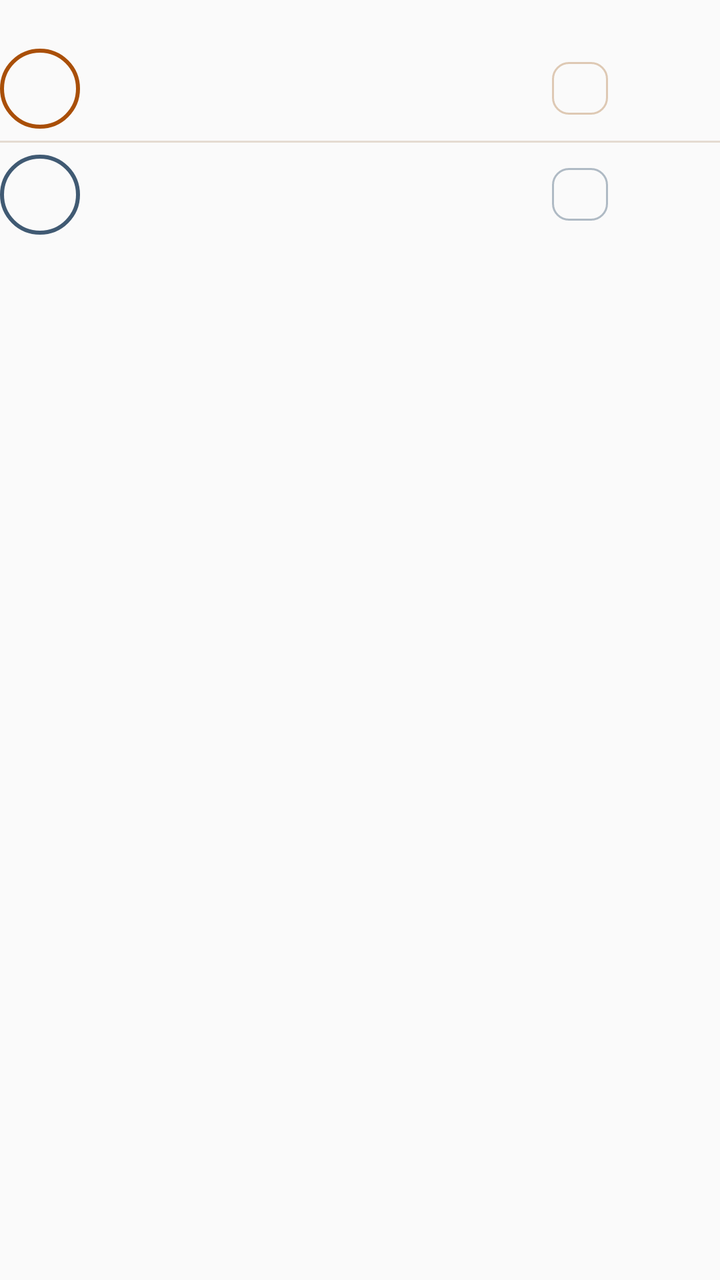
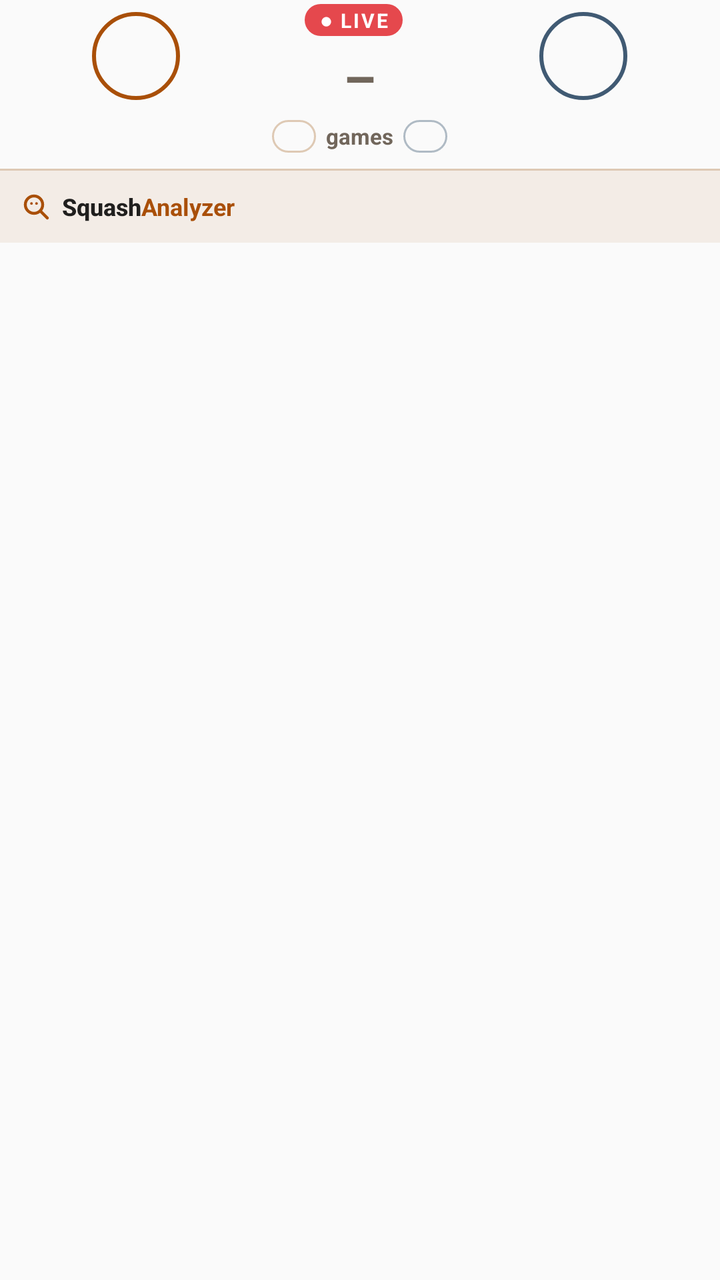

The first picture is an Android layout as it rendered before a commit; the second is the same layout after the commit. The layout source and the unified diff follow.
<!-- AndroidManifest.xml: application theme Theme.SquashAnalyzer -->
<!-- res/layout/notification_live_score.xml -->
<?xml version="1.0" encoding="utf-8"?>
<LinearLayout xmlns:android="http://schemas.android.com/apk/res/android"
    android:layout_width="match_parent"
    android:layout_height="wrap_content"
    android:orientation="vertical"
    android:paddingTop="2dp"
    android:paddingBottom="6dp">

    <TextView
        android:id="@+id/live_status"
        android:layout_width="match_parent"
        android:layout_height="wrap_content"
        android:ellipsize="end"
        android:gravity="center"
        android:letterSpacing="0.08"
        android:maxLines="1"
        android:textAllCaps="true"
        android:textColor="@color/live_p1"
        android:textSize="12sp"
        android:textStyle="bold" />

    
    <LinearLayout
        android:layout_width="match_parent"
        android:layout_height="wrap_content"
        android:gravity="center_vertical"
        android:orientation="horizontal"
        android:paddingTop="6dp"
        android:paddingBottom="6dp">

        <FrameLayout
            android:layout_width="40dp"
            android:layout_height="40dp"
            android:background="@drawable/live_avatar_ring1"
            android:padding="2dp">

            <ImageView
                android:id="@+id/live_photo1"
                android:layout_width="match_parent"
                android:layout_height="match_parent"
                android:importantForAccessibility="no"
                android:scaleType="centerCrop"
                android:visibility="gone" />

            <TextView
                android:id="@+id/live_initial1"
                android:layout_width="match_parent"
                android:layout_height="match_parent"
                android:gravity="center"
                android:importantForAccessibility="no"
                android:textColor="@color/live_p1"
                android:textSize="18sp"
                android:textStyle="bold" />
        </FrameLayout>

        <LinearLayout
            android:layout_width="0dp"
            android:layout_height="wrap_content"
            android:layout_marginStart="10dp"
            android:layout_marginEnd="8dp"
            android:layout_weight="1"
            android:orientation="vertical">

            <TextView
                android:id="@+id/live_name1"
                android:layout_width="match_parent"
                android:layout_height="wrap_content"
                android:ellipsize="end"
                android:maxLines="1"
                android:textColor="@color/live_p1"
                android:textSize="17sp"
                android:textStyle="bold" />

            <TextView
                android:id="@+id/live_serve1"
                android:layout_width="wrap_content"
                android:layout_height="wrap_content"
                android:layout_marginTop="1dp"
                android:drawableStart="@drawable/live_serve_dot1"
                android:drawablePadding="6dp"
                android:gravity="center_vertical"
                android:maxLines="1"
                android:textColor="@color/live_text2"
                android:textSize="12sp"
                android:visibility="gone" />
        </LinearLayout>

        <TextView
            android:id="@+id/live_games1"
            android:layout_width="wrap_content"
            android:layout_height="wrap_content"
            android:background="@drawable/live_games_box1"
            android:gravity="center"
            android:minWidth="28dp"
            android:paddingLeft="6dp"
            android:paddingTop="3dp"
            android:paddingRight="6dp"
            android:paddingBottom="3dp"
            android:textColor="@color/live_text2"
            android:textSize="15sp"
            android:textStyle="bold" />

        <TextView
            android:id="@+id/live_points1"
            style="@style/TextAppearance.Compat.Notification.Title"
            android:layout_width="56dp"
            android:layout_height="wrap_content"
            android:fontFeatureSettings="tnum"
            android:gravity="end"
            android:includeFontPadding="false"
            android:maxLines="1"
            android:textSize="34sp"
            android:textStyle="bold" />
    </LinearLayout>

    <ImageView
        android:layout_width="match_parent"
        android:layout_height="1dp"
        android:background="@color/live_border"
        android:importantForAccessibility="no" />

    
    <LinearLayout
        android:layout_width="match_parent"
        android:layout_height="wrap_content"
        android:gravity="center_vertical"
        android:orientation="horizontal"
        android:paddingTop="6dp"
        android:paddingBottom="6dp">

        <FrameLayout
            android:layout_width="40dp"
            android:layout_height="40dp"
            android:background="@drawable/live_avatar_ring2"
            android:padding="2dp">

            <ImageView
                android:id="@+id/live_photo2"
                android:layout_width="match_parent"
                android:layout_height="match_parent"
                android:importantForAccessibility="no"
                android:scaleType="centerCrop"
                android:visibility="gone" />

            <TextView
                android:id="@+id/live_initial2"
                android:layout_width="match_parent"
                android:layout_height="match_parent"
                android:gravity="center"
                android:importantForAccessibility="no"
                android:textColor="@color/live_p2"
                android:textSize="18sp"
                android:textStyle="bold" />
        </FrameLayout>

        <LinearLayout
            android:layout_width="0dp"
            android:layout_height="wrap_content"
            android:layout_marginStart="10dp"
            android:layout_marginEnd="8dp"
            android:layout_weight="1"
            android:orientation="vertical">

            <TextView
                android:id="@+id/live_name2"
                android:layout_width="match_parent"
                android:layout_height="wrap_content"
                android:ellipsize="end"
                android:maxLines="1"
                android:textColor="@color/live_p2"
                android:textSize="17sp"
                android:textStyle="bold" />

            <TextView
                android:id="@+id/live_serve2"
                android:layout_width="wrap_content"
                android:layout_height="wrap_content"
                android:layout_marginTop="1dp"
                android:drawableStart="@drawable/live_serve_dot2"
                android:drawablePadding="6dp"
                android:gravity="center_vertical"
                android:maxLines="1"
                android:textColor="@color/live_text2"
                android:textSize="12sp"
                android:visibility="gone" />
        </LinearLayout>

        <TextView
            android:id="@+id/live_games2"
            android:layout_width="wrap_content"
            android:layout_height="wrap_content"
            android:background="@drawable/live_games_box2"
            android:gravity="center"
            android:minWidth="28dp"
            android:paddingLeft="6dp"
            android:paddingTop="3dp"
            android:paddingRight="6dp"
            android:paddingBottom="3dp"
            android:textColor="@color/live_text2"
            android:textSize="15sp"
            android:textStyle="bold" />

        <TextView
            android:id="@+id/live_points2"
            style="@style/TextAppearance.Compat.Notification.Title"
            android:layout_width="56dp"
            android:layout_height="wrap_content"
            android:fontFeatureSettings="tnum"
            android:gravity="end"
            android:includeFontPadding="false"
            android:maxLines="1"
            android:textSize="34sp"
            android:textStyle="bold" />
    </LinearLayout>

    <LinearLayout
        android:id="@+id/live_history"
        android:layout_width="match_parent"
        android:layout_height="wrap_content"
        android:layout_marginTop="6dp"
        android:gravity="center"
        android:orientation="horizontal" />

    
    <LinearLayout
        android:id="@+id/live_history2"
        android:layout_width="match_parent"
        android:layout_height="wrap_content"
        android:layout_marginTop="4dp"
        android:gravity="center"
        android:orientation="horizontal"
        android:visibility="gone" />

    <TextView
        android:id="@+id/live_last"
        android:layout_width="match_parent"
        android:layout_height="wrap_content"
        android:layout_marginTop="6dp"
        android:ellipsize="end"
        android:gravity="center"
        android:maxLines="1"
        android:textColor="@color/live_text2"
        android:textSize="12sp"
        android:visibility="gone" />
</LinearLayout>
<!-- resources referenced by this layout -->
<resources>
  <color name="live_border">#E4DBD1</color>
  <color name="live_p1">#A94F08</color>
  <color name="live_p2">#405A73</color>
  <color name="live_text2">#71665B</color>
  <!-- drawable live_avatar_ring1 (drawable) -->
  <?xml version="1.0" encoding="utf-8"?>
  <shape xmlns:android="http://schemas.android.com/apk/res/android"
      android:shape="oval">
      <stroke
          android:width="2dp"
          android:color="@color/live_p1" />
  </shape>
  <!-- drawable live_avatar_ring2 (drawable) -->
  <?xml version="1.0" encoding="utf-8"?>
  <shape xmlns:android="http://schemas.android.com/apk/res/android"
      android:shape="oval">
      <stroke
          android:width="2dp"
          android:color="@color/live_p2_ring" />
  </shape>
  <!-- drawable live_games_box1 (drawable) -->
  <?xml version="1.0" encoding="utf-8"?>
  <shape xmlns:android="http://schemas.android.com/apk/res/android"
      android:shape="rectangle">
      <stroke
          android:width="1dp"
          android:color="@color/live_p1_line" />
      <corners android:radius="8dp" />
  </shape>
  <!-- drawable live_games_box2 (drawable) -->
  <?xml version="1.0" encoding="utf-8"?>
  <shape xmlns:android="http://schemas.android.com/apk/res/android"
      android:shape="rectangle">
      <stroke
          android:width="1dp"
          android:color="@color/live_p2_line" />
      <corners android:radius="8dp" />
  </shape>
  <!-- drawable live_serve_dot1 (drawable) -->
  <?xml version="1.0" encoding="utf-8"?>
  <shape xmlns:android="http://schemas.android.com/apk/res/android"
      android:shape="oval">
      <solid android:color="@color/live_p1" />
      <size
          android:width="7dp"
          android:height="7dp" />
  </shape>
  <!-- drawable live_serve_dot2 (drawable) -->
  <?xml version="1.0" encoding="utf-8"?>
  <shape xmlns:android="http://schemas.android.com/apk/res/android"
      android:shape="oval">
      <solid android:color="@color/live_p2" />
      <size
          android:width="7dp"
          android:height="7dp" />
  </shape>
  <style name="Theme.SquashAnalyzer" parent="Theme.AppCompat.DayNight.NoActionBar" />
  <color name="live_p2_ring">#405A73</color>
  <color name="live_p1_line">#DEC9B4</color>
  <color name="live_p2_line">#66405A73</color>
</resources>

<!-- the commit's change to res/layout/notification_live_score.xml (unified diff, before → after) -->
@@ -6,240 +6,323 @@
     android:paddingTop="2dp"
     android:paddingBottom="6dp">
 
-    <TextView
-        android:id="@+id/live_status"
-        android:layout_width="match_parent"
-        android:layout_height="wrap_content"
-        android:ellipsize="end"
-        android:gravity="center"
-        android:letterSpacing="0.08"
-        android:maxLines="1"
-        android:textAllCaps="true"
-        android:textColor="@color/live_p1"
-        android:textSize="12sp"
-        android:textStyle="bold" />
-
-    
     <LinearLayout
         android:layout_width="match_parent"
         android:layout_height="wrap_content"
         android:gravity="center_vertical"
         android:orientation="horizontal"
-        android:paddingTop="6dp"
-        android:paddingBottom="6dp">
-
-        <FrameLayout
-            android:layout_width="40dp"
-            android:layout_height="40dp"
-            android:background="@drawable/live_avatar_ring1"
-            android:padding="2dp">
-
-            <ImageView
-                android:id="@+id/live_photo1"
-                android:layout_width="match_parent"
-                android:layout_height="match_parent"
-                android:importantForAccessibility="no"
-                android:scaleType="centerCrop"
-                android:visibility="gone" />
-
-            <TextView
-                android:id="@+id/live_initial1"
-                android:layout_width="match_parent"
-                android:layout_height="match_parent"
-                android:gravity="center"
-                android:importantForAccessibility="no"
-                android:textColor="@color/live_p1"
-                android:textSize="18sp"
-                android:textStyle="bold" />
-        </FrameLayout>
-
+        android:paddingBottom="8dp">
+
+        
         <LinearLayout
             android:layout_width="0dp"
             android:layout_height="wrap_content"
-            android:layout_marginStart="10dp"
-            android:layout_marginEnd="8dp"
             android:layout_weight="1"
+            android:gravity="center_horizontal"
             android:orientation="vertical">
+
+            <FrameLayout
+                android:layout_width="48dp"
+                android:layout_height="48dp">
+
+                <FrameLayout
+                    android:layout_width="44dp"
+                    android:layout_height="44dp"
+                    android:layout_gravity="center"
+                    android:background="@drawable/live_avatar_ring1"
+                    android:padding="2dp">
+
+                    <ImageView
+                        android:id="@+id/live_photo1"
+                        android:layout_width="match_parent"
+                        android:layout_height="match_parent"
+                        android:importantForAccessibility="no"
+                        android:scaleType="centerCrop"
+                        android:visibility="gone" />
+
+                    <TextView
+                        android:id="@+id/live_initial1"
+                        android:layout_width="match_parent"
+                        android:layout_height="match_parent"
+                        android:gravity="center"
+                        android:importantForAccessibility="no"
+                        android:textColor="@color/live_p1"
+                        android:textSize="18sp"
+                        android:textStyle="bold" />
+                </FrameLayout>
+
+                <ImageView
+                    android:id="@+id/live_serve1"
+                    android:layout_width="11dp"
+                    android:layout_height="11dp"
+                    android:layout_gravity="bottom|end"
+                    android:contentDescription="Opslag"
+                    android:src="@drawable/live_serve_badge1"
+                    android:visibility="invisible" />
+            </FrameLayout>
 
             <TextView
                 android:id="@+id/live_name1"
                 android:layout_width="match_parent"
-                android:layout_height="wrap_content"
-                android:ellipsize="end"
+                android:layout_height="20dp"
+                android:layout_marginTop="2dp"
+                android:autoSizeMaxTextSize="15sp"
+                android:autoSizeMinTextSize="9sp"
+                android:autoSizeTextType="uniform"
+                android:gravity="center"
                 android:maxLines="1"
                 android:textColor="@color/live_p1"
-                android:textSize="17sp"
+                android:textSize="15sp"
                 android:textStyle="bold" />
+        </LinearLayout>
+
+        
+        <LinearLayout
+            android:layout_width="wrap_content"
+            android:layout_height="wrap_content"
+            android:gravity="center_horizontal"
+            android:orientation="vertical">
+
+            <LinearLayout
+                android:layout_width="wrap_content"
+                android:layout_height="wrap_content"
+                android:gravity="center_vertical"
+                android:orientation="horizontal">
+
+                <TextView
+                    android:id="@+id/live_pill"
+                    android:layout_width="wrap_content"
+                    android:layout_height="wrap_content"
+                    android:background="@drawable/live_pill"
+                    android:letterSpacing="0.1"
+                    android:maxLines="1"
+                    android:paddingLeft="7dp"
+                    android:paddingTop="1dp"
+                    android:paddingRight="7dp"
+                    android:paddingBottom="1dp"
+                    android:text="● LIVE"
+                    android:textColor="#FFFFFFFF"
+                    android:textSize="10sp"
+                    android:textStyle="bold" />
+
+                <TextView
+                    android:id="@+id/live_status"
+                    android:layout_width="wrap_content"
+                    android:layout_height="wrap_content"
+                    android:layout_marginStart="6dp"
+                    android:ellipsize="end"
+                    android:letterSpacing="0.06"
+                    android:maxWidth="112dp"
+                    android:maxLines="1"
+                    android:textAllCaps="true"
+                    android:textColor="@color/live_p1"
+                    android:textSize="11sp"
+                    android:textStyle="bold" />
+            </LinearLayout>
+
+            <LinearLayout
+                android:layout_width="wrap_content"
+                android:layout_height="wrap_content"
+                android:gravity="center_vertical"
+                android:orientation="horizontal">
+
+                <TextView
+                    android:id="@+id/live_points1"
+                    style="@style/TextAppearance.Compat.Notification.Title"
+                    android:layout_width="wrap_content"
+                    android:layout_height="wrap_content"
+                    android:fontFeatureSettings="tnum"
+                    android:includeFontPadding="false"
+                    android:maxLines="1"
+                    android:textSize="36sp"
+                    android:textStyle="bold" />
+
+                <TextView
+                    android:layout_width="wrap_content"
+                    android:layout_height="wrap_content"
+                    android:layout_marginLeft="8dp"
+                    android:layout_marginRight="8dp"
+                    android:importantForAccessibility="no"
+                    android:text="–"
+                    android:textColor="@color/live_text2"
+                    android:textSize="26sp"
+                    android:textStyle="bold" />
+
+                <TextView
+                    android:id="@+id/live_points2"
+                    style="@style/TextAppearance.Compat.Notification.Title"
+                    android:layout_width="wrap_content"
+                    android:layout_height="wrap_content"
+                    android:fontFeatureSettings="tnum"
+                    android:includeFontPadding="false"
+                    android:maxLines="1"
+                    android:textSize="36sp"
+                    android:textStyle="bold" />
+            </LinearLayout>
+
+            <LinearLayout
+                android:layout_width="wrap_content"
+                android:layout_height="wrap_content"
+                android:gravity="center_vertical"
+                android:orientation="horizontal">
+
+                <TextView
+                    android:id="@+id/live_games1"
+                    android:layout_width="wrap_content"
+                    android:layout_height="wrap_content"
+                    android:background="@drawable/live_games_box1"
+                    android:gravity="center"
+                    android:minWidth="22dp"
+                    android:paddingLeft="5dp"
+                    android:paddingRight="5dp"
+                    android:textColor="@color/live_text2"
+                    android:textSize="12sp"
+                    android:textStyle="bold" />
+
+                <TextView
+                    android:layout_width="wrap_content"
+                    android:layout_height="wrap_content"
+                    android:layout_marginLeft="5dp"
+                    android:layout_marginRight="5dp"
+                    android:text="games"
+                    android:textColor="@color/live_text2"
+                    android:textSize="11sp"
+                    android:textStyle="bold" />
+
+                <TextView
+                    android:id="@+id/live_games2"
+                    android:layout_width="wrap_content"
+                    android:layout_height="wrap_content"
+                    android:background="@drawable/live_games_box2"
+                    android:gravity="center"
+                    android:minWidth="22dp"
+                    android:paddingLeft="5dp"
+                    android:paddingRight="5dp"
+                    android:textColor="@color/live_text2"
+                    android:textSize="12sp"
+                    android:textStyle="bold" />
+            </LinearLayout>
+        </LinearLayout>
+
+        
+        <LinearLayout
+            android:layout_width="0dp"
+            android:layout_height="wrap_content"
+            android:layout_weight="1"
+            android:gravity="center_horizontal"
+            android:orientation="vertical">
+
+            <FrameLayout
+                android:layout_width="48dp"
+                android:layout_height="48dp">
+
+                <FrameLayout
+                    android:layout_width="44dp"
+                    android:layout_height="44dp"
+                    android:layout_gravity="center"
+                    android:background="@drawable/live_avatar_ring2"
+                    android:padding="2dp">
+
+                    <ImageView
+                        android:id="@+id/live_photo2"
+                        android:layout_width="match_parent"
+                        android:layout_height="match_parent"
+                        android:importantForAccessibility="no"
+                        android:scaleType="centerCrop"
+                        android:visibility="gone" />
+
+                    <TextView
+                        android:id="@+id/live_initial2"
+                        android:layout_width="match_parent"
+                        android:layout_height="match_parent"
+                        android:gravity="center"
+                        android:importantForAccessibility="no"
+                        android:textColor="@color/live_p2"
+                        android:textSize="18sp"
+                        android:textStyle="bold" />
+                </FrameLayout>
+
+                <ImageView
+                    android:id="@+id/live_serve2"
+                    android:layout_width="11dp"
+                    android:layout_height="11dp"
+                    android:layout_gravity="bottom|end"
+                    android:contentDescription="Opslag"
+                    android:src="@drawable/live_serve_badge2"
+                    android:visibility="invisible" />
+            </FrameLayout>
 
             <TextView
-                android:id="@+id/live_serve1"
-                android:layout_width="wrap_content"
-                android:layout_height="wrap_content"
-                android:layout_marginTop="1dp"
-                android:drawableStart="@drawable/live_serve_dot1"
-                android:drawablePadding="6dp"
-                android:gravity="center_vertical"
+                android:id="@+id/live_name2"
+                android:layout_width="match_parent"
+                android:layout_height="20dp"
+                android:layout_marginTop="2dp"
+                android:autoSizeMaxTextSize="15sp"
+                android:autoSizeMinTextSize="9sp"
+                android:autoSizeTextType="uniform"
+                android:gravity="center"
                 android:maxLines="1"
-                android:textColor="@color/live_text2"
-                android:textSize="12sp"
-                android:visibility="gone" />
+                android:textColor="@color/live_p2"
+                android:textSize="15sp"
+                android:textStyle="bold" />
         </LinearLayout>
-
-        <TextView
-            android:id="@+id/live_games1"
-            android:layout_width="wrap_content"
-            android:layout_height="wrap_content"
-            android:background="@drawable/live_games_box1"
-            android:gravity="center"
-            android:minWidth="28dp"
-            android:paddingLeft="6dp"
-            android:paddingTop="3dp"
-            android:paddingRight="6dp"
-            android:paddingBottom="3dp"
-            android:textColor="@color/live_text2"
-            android:textSize="15sp"
-            android:textStyle="bold" />
-
-        <TextView
-            android:id="@+id/live_points1"
-            style="@style/TextAppearance.Compat.Notification.Title"
-            android:layout_width="56dp"
-            android:layout_height="wrap_content"
-            android:fontFeatureSettings="tnum"
-            android:gravity="end"
-            android:includeFontPadding="false"
-            android:maxLines="1"
-            android:textSize="34sp"
-            android:textStyle="bold" />
     </LinearLayout>
 
+    
     <ImageView
         android:layout_width="match_parent"
         android:layout_height="1dp"
-        android:background="@color/live_border"
+        android:background="@color/live_p1_line"
         android:importantForAccessibility="no" />
 
-    
     <LinearLayout
         android:layout_width="match_parent"
-        android:layout_height="wrap_content"
+        android:layout_height="36dp"
+        android:background="@color/live_bar"
         android:gravity="center_vertical"
         android:orientation="horizontal"
-        android:paddingTop="6dp"
-        android:paddingBottom="6dp">
-
-        <FrameLayout
-            android:layout_width="40dp"
-            android:layout_height="40dp"
-            android:background="@drawable/live_avatar_ring2"
-            android:padding="2dp">
-
-            <ImageView
-                android:id="@+id/live_photo2"
-                android:layout_width="match_parent"
-                android:layout_height="match_parent"
-                android:importantForAccessibility="no"
-                android:scaleType="centerCrop"
-                android:visibility="gone" />
+        android:paddingLeft="10dp"
+        android:paddingRight="6dp">
+
+        <ImageView
+            android:layout_width="16dp"
+            android:layout_height="16dp"
+            android:importantForAccessibility="no"
+            android:src="@drawable/live_mark" />
+
+        
+        <LinearLayout
+            android:id="@+id/live_brand"
+            android:layout_width="0dp"
+            android:layout_height="wrap_content"
+            android:layout_marginStart="5dp"
+            android:layout_weight="1"
+            android:orientation="horizontal">
 
             <TextView
-                android:id="@+id/live_initial2"
-                android:layout_width="match_parent"
-                android:layout_height="match_parent"
-                android:gravity="center"
-                android:importantForAccessibility="no"
-                android:textColor="@color/live_p2"
-                android:textSize="18sp"
+                style="@style/TextAppearance.Compat.Notification.Title"
+                android:layout_width="wrap_content"
+                android:layout_height="wrap_content"
+                android:maxLines="1"
+                android:text="Squash"
+                android:textSize="12sp"
                 android:textStyle="bold" />
-        </FrameLayout>
-
-        <LinearLayout
-            android:layout_width="0dp"
-            android:layout_height="wrap_content"
-            android:layout_marginStart="10dp"
-            android:layout_marginEnd="8dp"
-            android:layout_weight="1"
-            android:orientation="vertical">
 
             <TextView
-                android:id="@+id/live_name2"
-                android:layout_width="match_parent"
-                android:layout_height="wrap_content"
-                android:ellipsize="end"
+                android:layout_width="wrap_content"
+                android:layout_height="wrap_content"
                 android:maxLines="1"
-                android:textColor="@color/live_p2"
-                android:textSize="17sp"
+                android:text="Analyzer"
+                android:textColor="@color/live_p1"
+                android:textSize="12sp"
                 android:textStyle="bold" />
-
-            <TextView
-                android:id="@+id/live_serve2"
-                android:layout_width="wrap_content"
-                android:layout_height="wrap_content"
-                android:layout_marginTop="1dp"
-                android:drawableStart="@drawable/live_serve_dot2"
-                android:drawablePadding="6dp"
-                android:gravity="center_vertical"
-                android:maxLines="1"
-                android:textColor="@color/live_text2"
-                android:textSize="12sp"
-                android:visibility="gone" />
         </LinearLayout>
 
-        <TextView
-            android:id="@+id/live_games2"
+        <LinearLayout
+            android:id="@+id/live_history"
             android:layout_width="wrap_content"
             android:layout_height="wrap_content"
-            android:background="@drawable/live_games_box2"
-            android:gravity="center"
-            android:minWidth="28dp"
-            android:paddingLeft="6dp"
-            android:paddingTop="3dp"
-            android:paddingRight="6dp"
-            android:paddingBottom="3dp"
-            android:textColor="@color/live_text2"
-            android:textSize="15sp"
-            android:textStyle="bold" />
-
-        <TextView
-            android:id="@+id/live_points2"
-            style="@style/TextAppearance.Compat.Notification.Title"
-            android:layout_width="56dp"
-            android:layout_height="wrap_content"
-            android:fontFeatureSettings="tnum"
-            android:gravity="end"
-            android:includeFontPadding="false"
-            android:maxLines="1"
-            android:textSize="34sp"
-            android:textStyle="bold" />
+            android:gravity="center_vertical|end"
+            android:orientation="horizontal" />
     </LinearLayout>
-
-    <LinearLayout
-        android:id="@+id/live_history"
-        android:layout_width="match_parent"
-        android:layout_height="wrap_content"
-        android:layout_marginTop="6dp"
-        android:gravity="center"
-        android:orientation="horizontal" />
-
-    
-    <LinearLayout
-        android:id="@+id/live_history2"
-        android:layout_width="match_parent"
-        android:layout_height="wrap_content"
-        android:layout_marginTop="4dp"
-        android:gravity="center"
-        android:orientation="horizontal"
-        android:visibility="gone" />
-
-    <TextView
-        android:id="@+id/live_last"
-        android:layout_width="match_parent"
-        android:layout_height="wrap_content"
-        android:layout_marginTop="6dp"
-        android:ellipsize="end"
-        android:gravity="center"
-        android:maxLines="1"
-        android:textColor="@color/live_text2"
-        android:textSize="12sp"
-        android:visibility="gone" />
 </LinearLayout>
<!-- resource entries referenced after the edit -->
@@ -1,6 +1,6 @@
 <!-- resources referenced by this layout -->
 <resources>
-  <color name="live_border">#E4DBD1</color>
+  <color name="live_bar">#14A94F08</color>
   <color name="live_p1">#A94F08</color>
   <color name="live_p2">#405A73</color>
   <color name="live_text2">#71665B</color>
@@ -38,23 +38,46 @@
           android:color="@color/live_p2_line" />
       <corners android:radius="8dp" />
   </shape>
-  <!-- drawable live_serve_dot1 (drawable) -->
+  <!-- drawable live_mark (drawable) -->
+  <?xml version="1.0" encoding="utf-8"?>
+  <vector xmlns:android="http://schemas.android.com/apk/res/android"
+      android:width="24dp"
+      android:height="24dp"
+      android:viewportWidth="24"
+      android:viewportHeight="24">
+      <path
+          android:pathData="M10.5,4a6.5,6.5 0,1 1,0 13a6.5,6.5 0,1 1,0 -13z M15.5,15.5L20.5,20.5"
+          android:strokeWidth="2.2"
+          android:strokeColor="@color/live_p1"
+          android:strokeLineCap="round" />
+      <path
+          android:fillColor="@color/live_p1"
+          android:pathData="M8.6,8.6a1,1 0,1 1,0 2a1,1 0,1 1,0 -2z M12.4,8.6a1,1 0,1 1,0 2a1,1 0,1 1,0 -2z" />
+  </vector>
+  <!-- drawable live_pill (drawable) -->
+  <?xml version="1.0" encoding="utf-8"?>
+  <shape xmlns:android="http://schemas.android.com/apk/res/android"
+      android:shape="rectangle">
+      <solid android:color="#E5484D" />
+      <corners android:radius="10dp" />
+  </shape>
+  <!-- drawable live_serve_badge1 (drawable) -->
   <?xml version="1.0" encoding="utf-8"?>
   <shape xmlns:android="http://schemas.android.com/apk/res/android"
       android:shape="oval">
       <solid android:color="@color/live_p1" />
       <size
-          android:width="7dp"
-          android:height="7dp" />
+          android:width="11dp"
+          android:height="11dp" />
   </shape>
-  <!-- drawable live_serve_dot2 (drawable) -->
+  <!-- drawable live_serve_badge2 (drawable) -->
   <?xml version="1.0" encoding="utf-8"?>
   <shape xmlns:android="http://schemas.android.com/apk/res/android"
       android:shape="oval">
       <solid android:color="@color/live_p2" />
       <size
-          android:width="7dp"
-          android:height="7dp" />
+          android:width="11dp"
+          android:height="11dp" />
   </shape>
   <style name="Theme.SquashAnalyzer" parent="Theme.AppCompat.DayNight.NoActionBar" />
   <color name="live_p2_ring">#405A73</color>
